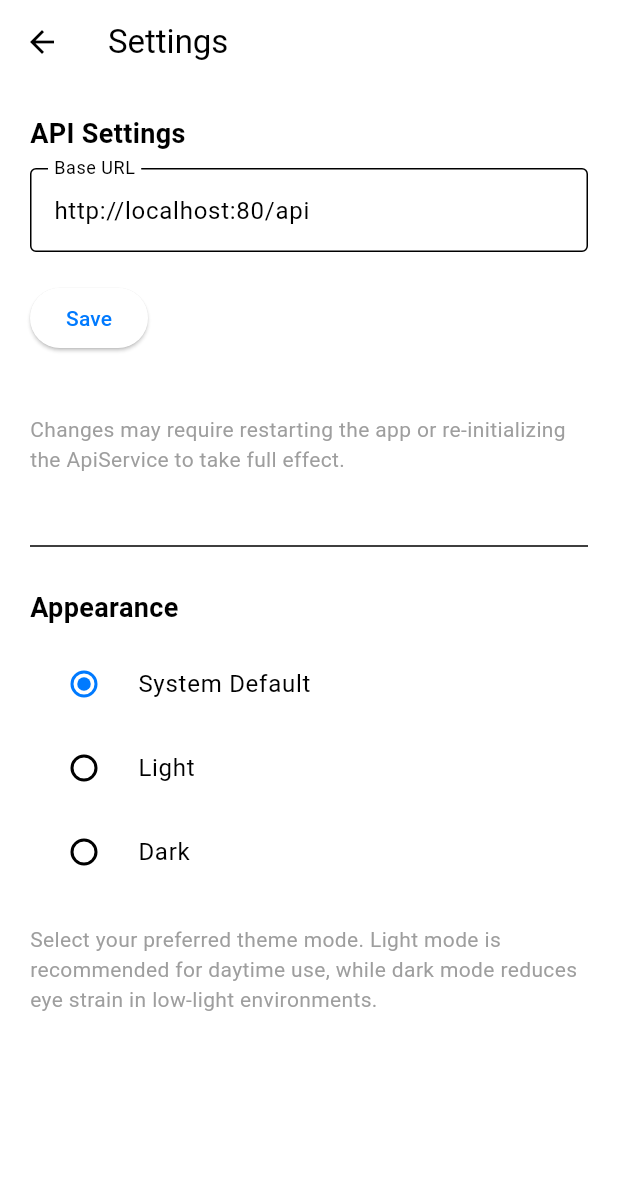
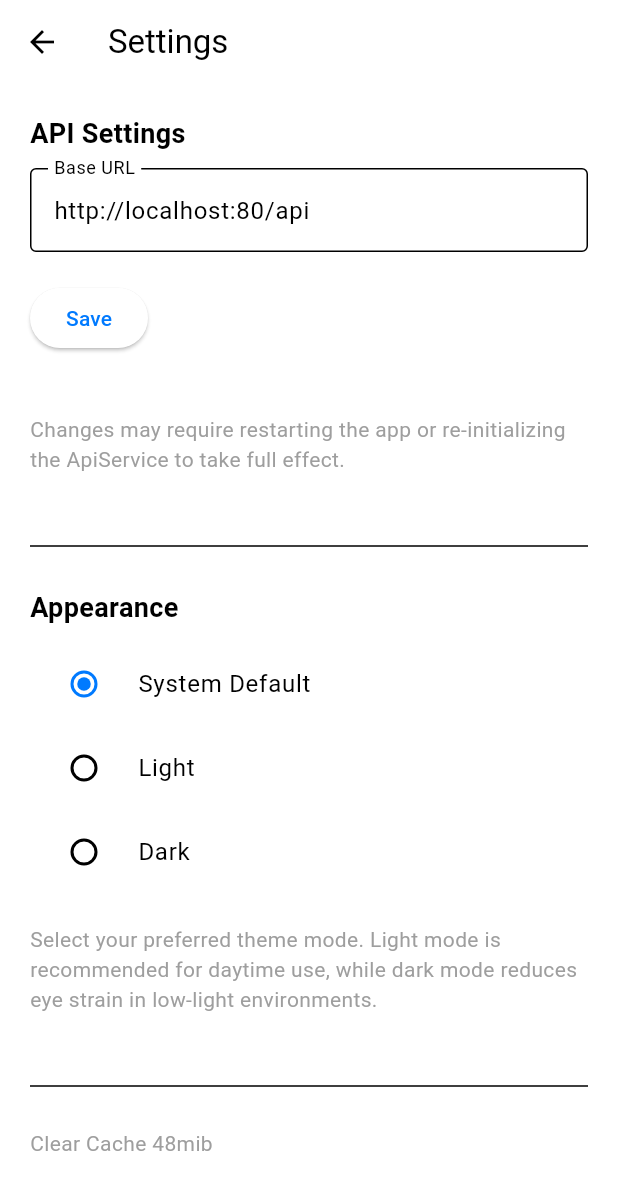
Before and after one commit to kirilft/Weinkeller, a Flutter app: the SettingsPage screen opened by its route, on a phone screen of 412 x 824 dp. Shown: the top 1190 px of the screen. Run offline on Flutter 3.47's test engine with Material 3 defaults, Android fonts, the phone set to English and light mode, and no system bars; our stand-ins replace flutter_secure_storage, flutter_svg, font_awesome_flutter, shared_preferences, sqflite; missing offline and left inert: qr_code_scanner; accounts and stored records are empty; Roboto replaces fonts that are missing (SFProDisplay).

Commit message:
improved compability with windows and clear cache button

```diff
--- a/lib/components/pending_changes.dart
+++ b/lib/components/pending_changes.dart
@@ -9,7 +9,7 @@ class PendingChanges extends StatefulWidget {
   /// Callback to notify HomeScreen that pending entries changed
   final VoidCallback? onChangesUpdated;
 
-  const PendingChanges({Key? key, this.onChangesUpdated}) : super(key: key);
+  const PendingChanges({super.key, this.onChangesUpdated});
 
   @override
   State<PendingChanges> createState() => _PendingChangesState();
--- a/lib/pages/all_wines.dart
+++ b/lib/pages/all_wines.dart
@@ -4,7 +4,7 @@ import '../services/api_service.dart';
 import 'package:weinkeller/services/auth_service.dart';
 
 class AllWinesPage extends StatelessWidget {
-  const AllWinesPage({Key? key}) : super(key: key);
+  const AllWinesPage({super.key});
 
   Future<List<Map<String, dynamic>>> _fetchWines(BuildContext context) async {
     final apiService = Provider.of<ApiService>(context, listen: false);
--- a/lib/pages/home_screen.dart
+++ b/lib/pages/home_screen.dart
@@ -5,9 +5,8 @@ import 'package:qr_code_scanner/qr_code_scanner.dart';
 import 'package:weinkeller/services/database_service.dart';
 import 'package:flutter/services.dart';
 import 'package:weinkeller/config/app_colors.dart';
-import 'package:weinkeller/config/custom_colors.dart';
 import 'package:weinkeller/components/pending_changes.dart';
-import 'dart:ui' show FontFeature; // If you need FontFeature for your text
+// If you need FontFeature for your text
 
 class HomeScreen extends StatefulWidget {
   const HomeScreen({super.key});
--- a/lib/pages/settings.dart
+++ b/lib/pages/settings.dart
@@ -193,6 +193,14 @@ class _SettingsPageState extends State<SettingsPage> {
               'Light mode is recommended for daytime use, while dark mode reduces eye strain in low-light environments.',
               style: TextStyle(color: Colors.grey),
             ),
+            const SizedBox(height: 40),
+            const Divider(),
+            const SizedBox(height: 20),
+
+            const Text(
+              'Clear Cache 48mib',
+              style: TextStyle(color: Colors.grey),
+            )
           ],
         ),
       ),
```
Also changed, not shown: 1 other file.
